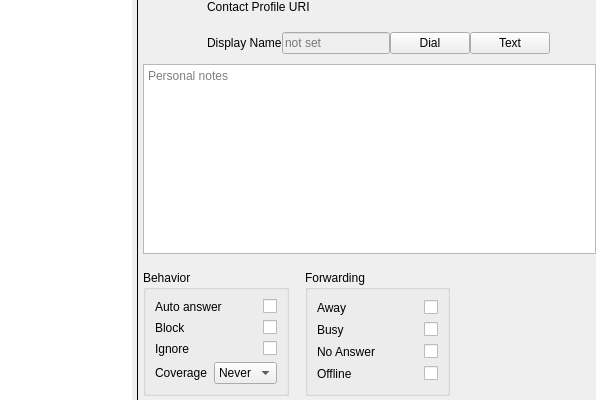
This is Desktop/phonebook.ui in dyfet/tycho_sipwitchqt as Qt 5 draws it before an edit. The edited form follows.
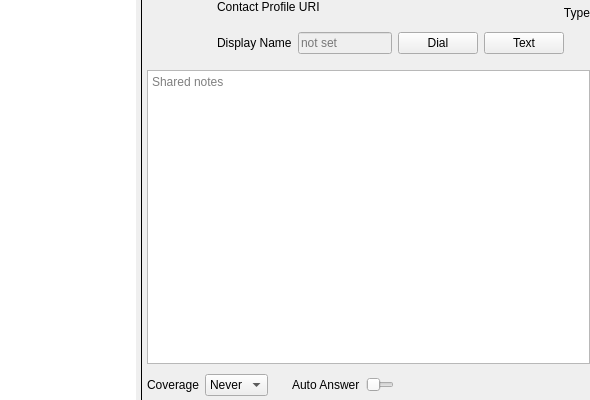
This is the edited form. Icons and pictures are not drawn.

Commit message: phonebook ui, connector, code cleanup

The edit to the form file:
```diff
--- a/Desktop/phonebook.ui
+++ b/Desktop/phonebook.ui
@@ -6,7 +6,7 @@
    <rect>
     <x>0</x>
     <y>0</y>
-    <width>596</width>
+    <width>590</width>
     <height>400</height>
    </rect>
   </property>
@@ -32,7 +32,7 @@
    <item>
     <layout class="QVBoxLayout" name="verticalLayout">
      <property name="spacing">
-      <number>-1</number>
+      <number>0</number>
      </property>
      <item>
       <widget class="QListView" name="contacts">
@@ -44,13 +44,19 @@
        </property>
        <property name="maximumSize">
         <size>
-         <width>132</width>
+         <width>136</width>
          <height>16777215</height>
         </size>
        </property>
        <property name="frameShape">
         <enum>QFrame::NoFrame</enum>
        </property>
+       <property name="frameShadow">
+        <enum>QFrame::Plain</enum>
+       </property>
+       <property name="lineWidth">
+        <number>0</number>
+       </property>
       </widget>
      </item>
     </layout>
@@ -78,8 +84,26 @@
     </widget>
    </item>
    <item>
-    <layout class="QVBoxLayout" name="verticalLayout_2">
-     <property name="spacing">
+    <layout class="QVBoxLayout" name="verticalLayout_9">
+     <item>
+      <widget class="QFrame" name="contact">
+       <property name="frameShape">
+        <enum>QFrame::NoFrame</enum>
+       </property>
+       <property name="frameShadow">
+        <enum>QFrame::Plain</enum>
+       </property>
+       <layout class="QVBoxLayout" name="verticalLayout_6">
+        <property name="leftMargin">
+         <number>0</number>
+        </property>
+        <property name="topMargin">
+         <number>0</number>
+        </property>
+        <property name="rightMargin">
+         <number>0</number>
+        </property>
+        <property name="bottomMargin">
       <number>0</number>
      </property>
      <item>
@@ -122,7 +146,15 @@
        <item>
         <layout class="QVBoxLayout" name="verticalLayout_3">
          <item>
-          <widget class="QLabel" name="label">
+             <layout class="QHBoxLayout" name="horizontalLayout_5">
+              <item>
+               <widget class="QLabel" name="uri">
+                <property name="sizePolicy">
+                 <sizepolicy hsizetype="Expanding" vsizetype="Preferred">
+                  <horstretch>0</horstretch>
+                  <verstretch>0</verstretch>
+                 </sizepolicy>
+                </property>
            <property name="text">
             <string>Contact Profile URI</string>
            </property>
@@ -132,6 +164,24 @@
           </widget>
          </item>
          <item>
+               <widget class="QLabel" name="type">
+                <property name="sizePolicy">
+                 <sizepolicy hsizetype="Minimum" vsizetype="Preferred">
+                  <horstretch>0</horstretch>
+                  <verstretch>0</verstretch>
+                 </sizepolicy>
+                </property>
+                <property name="text">
+                 <string>Type</string>
+                </property>
+                <property name="alignment">
+                 <set>Qt::AlignRight|Qt::AlignTrailing|Qt::AlignVCenter</set>
+                </property>
+               </widget>
+              </item>
+             </layout>
+            </item>
+            <item>
           <layout class="QHBoxLayout" name="horizontalLayout_4">
            <item>
             <widget class="QLabel" name="label_2">
@@ -230,119 +280,77 @@
       </layout>
      </item>
      <item>
-      <layout class="QHBoxLayout" name="horizontalLayout">
-       <item>
         <widget class="QTextEdit" name="textEdit">
          <property name="placeholderText">
-          <string>Personal notes</string>
-         </property>
-        </widget>
-       </item>
-      </layout>
-     </item>
-     <item>
-      <layout class="QHBoxLayout" name="horizontalLayout_7"/>
+           <string>Shared notes</string>
+          </property>
+         </widget>
      </item>
      <item>
       <layout class="QHBoxLayout" name="horizontalLayout_6">
        <property name="spacing">
-        <number>16</number>
+           <number>24</number>
        </property>
        <property name="topMargin">
-        <number>16</number>
+           <number>4</number>
        </property>
        <property name="bottomMargin">
         <number>4</number>
        </property>
        <item>
-        <widget class="QGroupBox" name="groupBox_2">
+           <widget class="QFrame" name="coverageFrame">
          <property name="sizePolicy">
-          <sizepolicy hsizetype="MinimumExpanding" vsizetype="Preferred">
+             <sizepolicy hsizetype="Minimum" vsizetype="Preferred">
            <horstretch>0</horstretch>
            <verstretch>0</verstretch>
           </sizepolicy>
          </property>
-         <property name="title">
-          <string>Behavior</string>
-         </property>
-         <property name="flat">
-          <bool>true</bool>
-         </property>
-         <layout class="QVBoxLayout" name="verticalLayout_4">
-          <item>
-           <layout class="QHBoxLayout" name="horizontalLayout_9">
-            <item>
-             <widget class="QLabel" name="label_4">
-              <property name="text">
-               <string>Auto answer</string>
-              </property>
-             </widget>
-            </item>
-            <item>
-             <widget class="QCheckBox" name="checkBox_8">
-              <property name="layoutDirection">
-               <enum>Qt::RightToLeft</enum>
-              </property>
-              <property name="text">
-               <string/>
-              </property>
-             </widget>
-            </item>
-           </layout>
-          </item>
-          <item>
-           <layout class="QHBoxLayout" name="horizontalLayout_10">
-            <item>
-             <widget class="QLabel" name="label_5">
-              <property name="text">
-               <string>Block</string>
-              </property>
-             </widget>
-            </item>
-            <item>
-             <widget class="QCheckBox" name="checkBox_5">
-              <property name="layoutDirection">
-               <enum>Qt::RightToLeft</enum>
-              </property>
-              <property name="text">
-               <string/>
-              </property>
-             </widget>
-            </item>
-           </layout>
-          </item>
-          <item>
-           <layout class="QHBoxLayout" name="horizontalLayout_11">
-            <item>
-             <widget class="QLabel" name="label_6">
-              <property name="text">
-               <string>Ignore</string>
-              </property>
-             </widget>
-            </item>
-            <item>
-             <widget class="QCheckBox" name="checkBox_6">
-              <property name="layoutDirection">
-               <enum>Qt::RightToLeft</enum>
-              </property>
-              <property name="text">
-               <string/>
-              </property>
-             </widget>
-            </item>
-           </layout>
-          </item>
-          <item>
-           <layout class="QHBoxLayout" name="horizontalLayout_5">
+            <property name="minimumSize">
+             <size>
+              <width>0</width>
+              <height>0</height>
+             </size>
+            </property>
+            <property name="maximumSize">
+             <size>
+              <width>16777215</width>
+              <height>16777215</height>
+             </size>
+            </property>
+            <property name="frameShape">
+             <enum>QFrame::NoFrame</enum>
+            </property>
+            <property name="frameShadow">
+             <enum>QFrame::Raised</enum>
+            </property>
+            <layout class="QHBoxLayout" name="horizontalLayout">
+             <property name="leftMargin">
+              <number>0</number>
+             </property>
+             <property name="topMargin">
+              <number>0</number>
+             </property>
+             <property name="rightMargin">
+              <number>0</number>
+             </property>
+             <property name="bottomMargin">
+              <number>0</number>
+             </property>
             <item>
              <widget class="QLabel" name="label_3">
+               <property name="sizePolicy">
+                <sizepolicy hsizetype="Fixed" vsizetype="Preferred">
+                 <horstretch>0</horstretch>
+                 <verstretch>0</verstretch>
+                </sizepolicy>
+               </property>
               <property name="text">
                <string>Coverage</string>
               </property>
              </widget>
             </item>
             <item>
-             <widget class="QComboBox" name="comboBox">
+              <widget class="QComboBox" name="coverage">
               <property name="maximumSize">
                <size>
                 <width>80</width>
@@ -377,114 +385,90 @@
              </widget>
             </item>
            </layout>
-          </item>
-         </layout>
         </widget>
        </item>
        <item>
-        <widget class="QGroupBox" name="groupBox">
+           <widget class="QFrame" name="answerFrame">
          <property name="sizePolicy">
-          <sizepolicy hsizetype="MinimumExpanding" vsizetype="Preferred">
+             <sizepolicy hsizetype="Minimum" vsizetype="Preferred">
            <horstretch>0</horstretch>
            <verstretch>0</verstretch>
           </sizepolicy>
          </property>
-         <property name="title">
-          <string>Forwarding</string>
-         </property>
-         <property name="flat">
-          <bool>true</bool>
-         </property>
-         <layout class="QVBoxLayout" name="verticalLayout_5">
-          <item>
-           <layout class="QHBoxLayout" name="horizontalLayout_12">
-            <item>
-             <widget class="QLabel" name="label_7">
               <property name="minimumSize">
                <size>
                 <width>0</width>
                 <height>0</height>
                </size>
               </property>
-              <property name="text">
-               <string>Away</string>
-              </property>
-             </widget>
-            </item>
-            <item>
-             <widget class="QCheckBox" name="checkBox">
-              <property name="layoutDirection">
-               <enum>Qt::RightToLeft</enum>
-              </property>
-              <property name="text">
-               <string/>
-              </property>
-             </widget>
-            </item>
-           </layout>
-          </item>
-          <item>
-           <layout class="QHBoxLayout" name="horizontalLayout_13">
-            <item>
-             <widget class="QLabel" name="label_8">
-              <property name="text">
-               <string>Busy</string>
-              </property>
-             </widget>
-            </item>
-            <item>
-             <widget class="QCheckBox" name="checkBox_2">
-              <property name="layoutDirection">
-               <enum>Qt::RightToLeft</enum>
-              </property>
-              <property name="text">
-               <string/>
-              </property>
-             </widget>
-            </item>
-           </layout>
-          </item>
-          <item>
-           <layout class="QHBoxLayout" name="horizontalLayout_14">
-            <item>
-             <widget class="QLabel" name="label_9">
-              <property name="text">
-               <string>No Answer</string>
-              </property>
-             </widget>
-            </item>
+            <property name="maximumSize">
+             <size>
+              <width>16777215</width>
+              <height>16777215</height>
+             </size>
+            </property>
+            <property name="frameShape">
+             <enum>QFrame::NoFrame</enum>
+            </property>
+            <property name="frameShadow">
+             <enum>QFrame::Raised</enum>
+            </property>
+            <layout class="QHBoxLayout" name="horizontalLayout_7">
+             <property name="leftMargin">
+              <number>0</number>
+             </property>
+             <property name="topMargin">
+              <number>0</number>
+             </property>
+             <property name="rightMargin">
+              <number>0</number>
+             </property>
+             <property name="bottomMargin">
+              <number>0</number>
+             </property>
             <item>
-             <widget class="QCheckBox" name="checkBox_3">
-              <property name="layoutDirection">
-               <enum>Qt::RightToLeft</enum>
+              <widget class="QLabel" name="label">
+               <property name="sizePolicy">
+                <sizepolicy hsizetype="Fixed" vsizetype="Preferred">
+                 <horstretch>0</horstretch>
+                 <verstretch>0</verstretch>
+                </sizepolicy>
               </property>
               <property name="text">
-               <string/>
+                <string>Auto Answer</string>
               </property>
              </widget>
             </item>
-           </layout>
-          </item>
           <item>
-           <layout class="QHBoxLayout" name="horizontalLayout_15">
-            <item>
-             <widget class="QLabel" name="label_10">
-              <property name="text">
-               <string>Offline</string>
-              </property>
-             </widget>
-            </item>
-            <item>
-             <widget class="QCheckBox" name="checkBox_4">
-              <property name="layoutDirection">
-               <enum>Qt::RightToLeft</enum>
-              </property>
-              <property name="text">
-               <string/>
-              </property>
-             </widget>
-            </item>
-           </layout>
+              <widget class="QSlider" name="autoAnswer">
+               <property name="sizePolicy">
+                <sizepolicy hsizetype="Preferred" vsizetype="Fixed">
+                 <horstretch>0</horstretch>
+                 <verstretch>0</verstretch>
+                </sizepolicy>
+               </property>
+               <property name="minimumSize">
+                <size>
+                 <width>28</width>
+                 <height>22</height>
+                </size>
+               </property>
+               <property name="maximumSize">
+                <size>
+                 <width>28</width>
+                 <height>22</height>
+                </size>
+               </property>
+               <property name="maximum">
+                <number>1</number>
+               </property>
+               <property name="pageStep">
+                <number>1</number>
+               </property>
+               <property name="orientation">
+                <enum>Qt::Horizontal</enum>
+               </property>
+              </widget>
           </item>
          </layout>
         </widget>
@@ -494,9 +478,12 @@
          <property name="orientation">
           <enum>Qt::Horizontal</enum>
          </property>
+            <property name="sizeType">
+             <enum>QSizePolicy::Expanding</enum>
+            </property>
          <property name="sizeHint" stdset="0">
           <size>
-           <width>40</width>
+              <width>0</width>
            <height>20</height>
           </size>
          </property>
@@ -504,12 +491,21 @@
        </item>
       </layout>
      </item>
+       </layout>
+      </widget>
+     </item>
      <item>
-      <layout class="QHBoxLayout" name="horizontalLayout_8">
-       <property name="spacing">
-        <number>16</number>
+      <spacer name="aspacer">
+       <property name="orientation">
+        <enum>Qt::Horizontal</enum>
        </property>
-      </layout>
+       <property name="sizeHint" stdset="0">
+        <size>
+         <width>0</width>
+         <height>0</height>
+        </size>
+       </property>
+      </spacer>
      </item>
     </layout>
    </item>
```
Left out of the diff: 13 changed lines with no effect on the pictures. Lines whose indentation alone changed are shown as unchanged. The commit also changes 41 other files.
